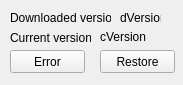
The window that mainwindow.ui (FusionLauncher/FusionUpdater) describes before a commit, drawn with Qt 5.
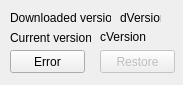
The same window after the commit.

Commit message: Improved restore button.

Patch:
```diff
--- a/mainwindow.ui
+++ b/mainwindow.ui
@@ -80,6 +80,9 @@
     </property>
    </widget>
    <widget class="QPushButton" name="restoreButton">
+    <property name="enabled">
+     <bool>false</bool>
+    </property>
     <property name="geometry">
      <rect>
       <x>100</x>
```
The commit also changes 1 other file.
